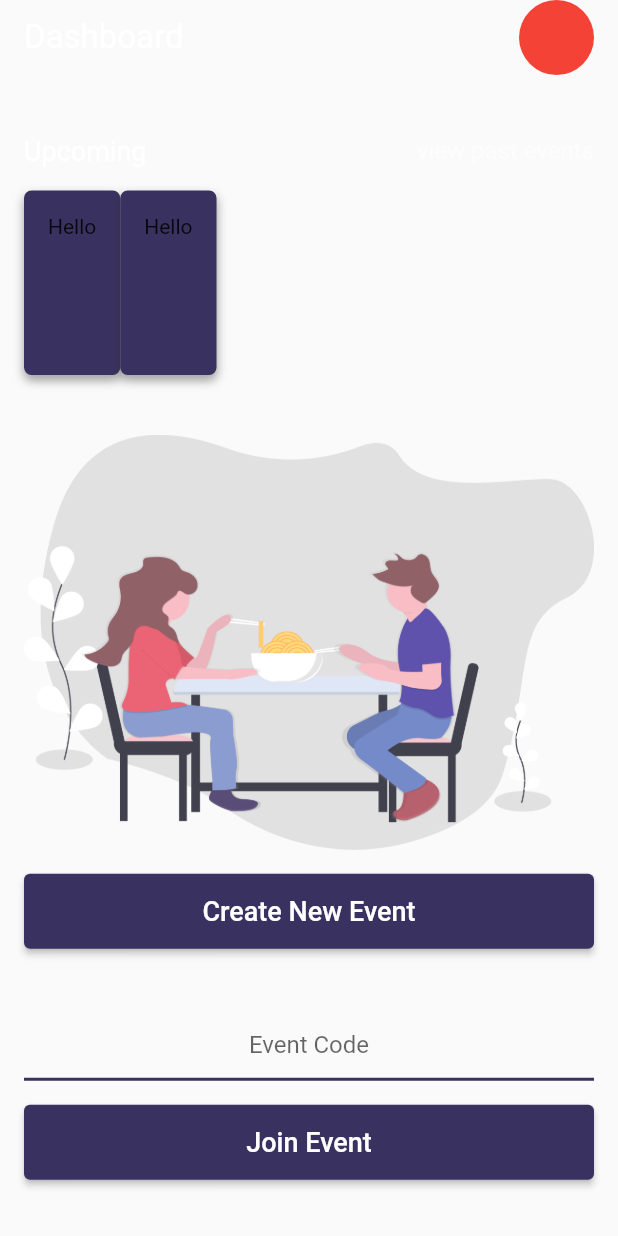
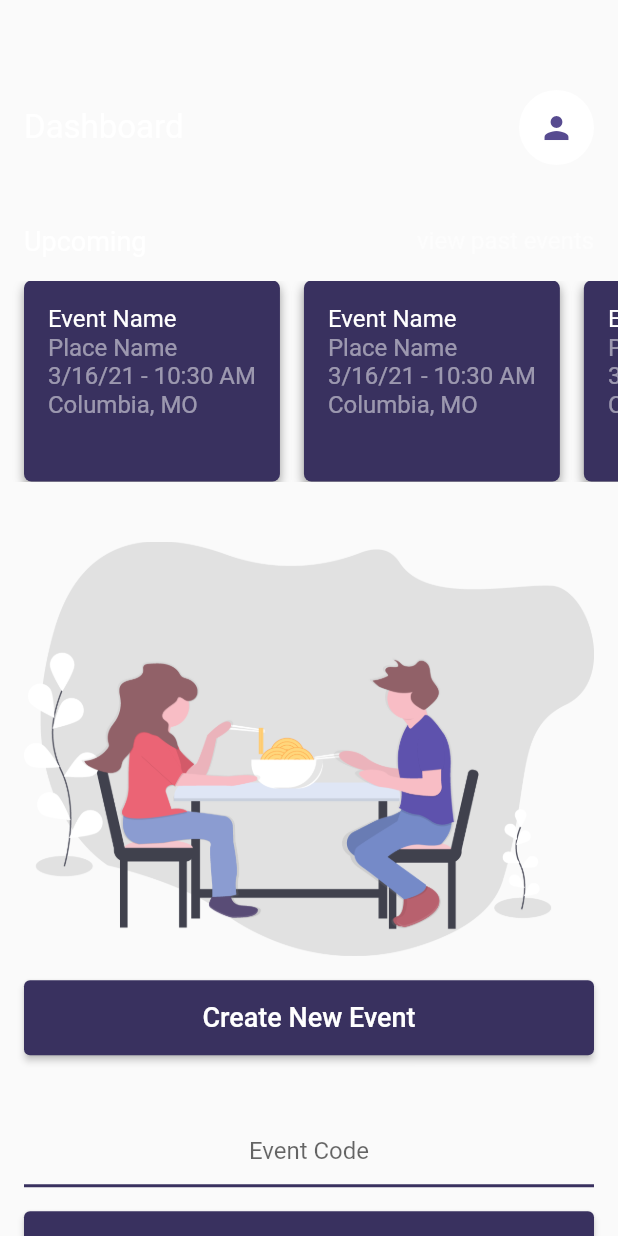
Before and after one commit to darionmh/chicken-tender, a Flutter app: the Dashboard widget shown alone on an empty page, opened directly, on a phone screen of 412 x 824 dp. Run offline on Flutter 3.47's test engine with Material 2 defaults, Android fonts, the phone set to English and light mode, and no system bars; our stand-ins replace firebase_auth, firebase_core, flutter_dotenv, flutter_map, google_fonts, latlong and 1 more; accounts and stored records are empty; network calls fail; Roboto replaces fonts that are missing (Prompt).

Commit message:
Lots o work

```diff
--- a/lib/Dashboard/Dashboard.dart
+++ b/lib/Dashboard/Dashboard.dart
@@ -1,8 +1,7 @@
 import 'package:chickentender/Dashboard/Upcoming.dart';
-import 'package:chickentender/Shared/Button.dart';
+import 'package:chickentender/Shared/FullButton.dart';
 import 'package:chickentender/styles.dart';
 import 'package:flutter/material.dart';
-import 'package:flutter_svg/flutter_svg.dart';
 
 class Dashboard extends StatefulWidget {
   @override
@@ -13,13 +12,14 @@ class _DashboardState extends State<Dashboard> {
   @override
   Widget build(BuildContext context) {
     return SingleChildScrollView(
-      child: SizedBox(
-        height: MediaQuery.of(context).size.height,
       child: Column(
         mainAxisAlignment: MainAxisAlignment.start,
         crossAxisAlignment: CrossAxisAlignment.start,
         mainAxisSize: MainAxisSize.min,
         children: [
+          SizedBox(
+            height: 60,
+          ),
           Padding(
             padding: EdgeInsets.symmetric(horizontal: PADDING),
             child: Row(
@@ -29,20 +29,22 @@ class _DashboardState extends State<Dashboard> {
                   'Dashboard',
                   style: heading,
                 ),
-                  DecoratedBox(
-                    child: SizedBox(
+                SizedBox(
                   height: 50,
                   width: 50,
-                    ),
+                  child: DecoratedBox(
+                    child: Icon(Icons.person, color: PURPLE,),
                     decoration: BoxDecoration(
                       borderRadius: BorderRadius.circular(50),
-                        color: Colors.red),
-                  )
+                      color: Colors.white,
+                    ),
+                  ),
+                ),
               ],
             ),
           ),
           SizedBox(
-              height: 200,
+            height: 211,
             child: Upcoming(),
           ),
           Padding(
@@ -54,7 +56,7 @@ class _DashboardState extends State<Dashboard> {
           ),
           Padding(
             padding: EdgeInsets.symmetric(horizontal: PADDING),
-              child: Button(
+            child: FullButton(
               title: 'Create New Event',
               onPressed: () => debugPrint('boop'),
             ),
@@ -79,7 +81,7 @@ class _DashboardState extends State<Dashboard> {
           ),
           Padding(
             padding: EdgeInsets.symmetric(horizontal: PADDING),
-              child: Button(
+            child: FullButton(
               title: 'Join Event',
               onPressed: () => debugPrint('join'),
             ),
@@ -89,7 +91,6 @@ class _DashboardState extends State<Dashboard> {
           )
         ],
       ),
-      ),
     );
   }
 }
--- a/lib/Dashboard/Upcoming.dart
+++ b/lib/Dashboard/Upcoming.dart
@@ -1,3 +1,4 @@
+import 'package:chickentender/Shared/EventCard.dart';
 import 'package:chickentender/Shared/SharedCard.dart';
 import 'package:chickentender/styles.dart';
 import 'package:flutter/material.dart';
@@ -41,12 +42,17 @@ class _UpcomingState extends State<Upcoming> {
                 width: PADDING,
                 height: PADDING,
               ),
-              SharedCard(
-                child: Text('Hello'),
+              EventCard(),
+              SizedBox(
+                width: PADDING,
+                height: PADDING,
               ),
-              SharedCard(
-                child: Text('Hello'),
+              EventCard(),
+              SizedBox(
+                width: PADDING,
+                height: PADDING,
               ),
+              EventCard(),
               SizedBox(
                 width: PADDING,
                 height: PADDING,
--- /dev/null
+++ b/lib/Shared/EventCard.dart
@@ -0,0 +1,31 @@
+import 'package:chickentender/Event/EventDetails.dart';
+import 'package:chickentender/Shared/SharedCard.dart';
+import 'package:chickentender/styles.dart';
+import 'package:flutter/material.dart';
+
+class EventCard extends StatefulWidget {
+  @override
+  _EventCardState createState() => _EventCardState();
+}
+
+class _EventCardState extends State<EventCard> {
+  @override
+  Widget build(BuildContext context) {
+    return GestureDetector(
+      onTap: () => Navigator.of(context).push(
+        MaterialPageRoute<void>(builder: (_) => EventDetails()),
+      ),
+      child: SharedCard(
+        child: Column(
+          crossAxisAlignment: CrossAxisAlignment.start,
+          children: [
+            Text('Event Name', style: cardBody),
+            Text('Place Name', style: cardSubtext),
+            Text('3/16/21 - 10:30 AM', style: cardSubtext),
+            Text('Columbia, MO', style: cardSubtext),
+          ],
+        ),
+      ),
+    );
+  }
+}
--- /dev/null
+++ b/lib/Shared/FullButton.dart
@@ -0,0 +1,25 @@
+import 'package:chickentender/styles.dart';
+import 'package:flutter/material.dart';
+
+class FullButton extends StatelessWidget {
+  final String title;
+  final VoidCallback onPressed;
+
+  FullButton({key, this.title, this.onPressed}) : super(key: key);
+
+  @override
+  Widget build(BuildContext context) {
+    return SizedBox(
+      width: double.infinity,
+      height: 50,
+      child: ElevatedButton(
+        style: buttonStyle,
+        onPressed: onPressed,
+        child: Text(
+          title,
+          style: body,
+        ),
+      ),
+    );
+  }
+}
--- a/lib/Shared/SharedCard.dart
+++ b/lib/Shared/SharedCard.dart
@@ -2,24 +2,26 @@ import 'package:chickentender/styles.dart';
 import 'package:flutter/material.dart';
 
 class SharedCard extends StatelessWidget {
+  final Widget child;
+  final bool hasPadding;
 
-  Widget child;
-
-  SharedCard({key, this.child}) : super(key: key);
+  SharedCard({key, this.child, this.hasPadding = true}) : super(key: key);
 
   @override
   Widget build(BuildContext context) {
     return DecoratedBox(
       decoration: BoxDecoration(
-          color: PURPLE_DARK,
-          borderRadius: BorderRadius.circular(5),
-          boxShadow: [
-            BoxShadow(color: Color(0x40333333), blurRadius: 4, offset: Offset(0, 4.0)),
-            BoxShadow(color: Color(0x40333333), blurRadius: 6, offset: Offset(0, 3.0)),
-          ]
+        color: PURPLE_DARK,
+        borderRadius: BorderRadius.circular(5),
+        boxShadow: [
+          BoxShadow(
+              color: Color(0x40333333), blurRadius: 4, offset: Offset(0, 4.0)),
+          BoxShadow(
+              color: Color(0x40333333), blurRadius: 6, offset: Offset(0, 3.0)),
+        ],
       ),
       child: Padding(
-        padding: EdgeInsets.all(PADDING),
+        padding: EdgeInsets.all(hasPadding ? PADDING : 0),
         child: child,
       ),
     );
--- a/lib/styles.dart
+++ b/lib/styles.dart
@@ -21,7 +21,7 @@ final subBody = GoogleFonts.prompt(fontSize: 16, color: TRANSPARENT_WHITE);
 
 final cardBody = GoogleFonts.prompt(fontSize: 16, color: WHITE);
 
-final cardSubtext = GoogleFonts.prompt(fontSize: 12, color: TRANSPARENT_WHITE);
+final cardSubtext = GoogleFonts.prompt(fontSize: 16, color: TRANSPARENT_WHITE);
 
 const PADDING = 16.0;
 
--- a/pubspec.yaml
+++ b/pubspec.yaml
@@ -31,6 +31,8 @@ dependencies:
   uuid: 3.0.1
   google_fonts: ^1.1.2
   flutter_svg: ^0.19.3
+  flutter_map: 0.12.0
+  latlong: any
 
 
   # The following adds the Cupertino Icons font to your application.
```
Also changed, not shown: lib/Event/EventDetails.dart (added, +120 -0 lines), lib/Event/Matches.dart (added, +15 -0 lines), lib/Event/Participants.dart (added, +15 -0 lines), lib/Event/Swipe.dart (added, +102 -0 lines), lib/Shared/Button.dart (+39 -12 lines), lib/Shared/SimpleMap.dart (added, +49 -0 lines), lib/main.dart (+7 -5 lines), pubspec.lock. Lines whose indentation alone changed are shown as unchanged.
